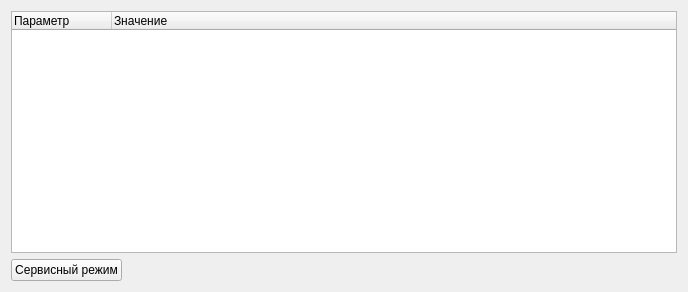
First picture: the form in zrm/zrmparamsview.ui, repository dostapazov/powermon_v4, before the edit.
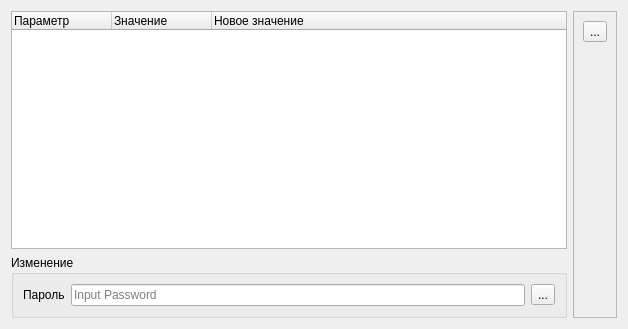
Second picture: the form after the edit. Icons and pictures are not drawn.

Commit message: Write parameters

What changed in the file:
```diff
--- a/zrm/zrmparamsview.ui
+++ b/zrm/zrmparamsview.ui
@@ -6,16 +6,24 @@
    <rect>
     <x>0</x>
     <y>0</y>
-    <width>688</width>
-    <height>292</height>
+    <width>628</width>
+    <height>329</height>
    </rect>
   </property>
   <property name="windowTitle">
    <string>Form</string>
   </property>
-  <layout class="QVBoxLayout" name="verticalLayout">
+  <layout class="QHBoxLayout" name="horizontalLayout">
+   <item>
+    <layout class="QVBoxLayout" name="verticalLayout_2" stretch="3,1">
    <item>
     <widget class="QTreeWidget" name="zrm_params">
+       <property name="sizePolicy">
+        <sizepolicy hsizetype="Expanding" vsizetype="MinimumExpanding">
+         <horstretch>0</horstretch>
+         <verstretch>0</verstretch>
+        </sizepolicy>
+       </property>
      <property name="editTriggers">
       <set>QAbstractItemView::NoEditTriggers</set>
      </property>
@@ -47,7 +55,7 @@
       <bool>false</bool>
      </property>
      <property name="columnCount">
-      <number>2</number>
+        <number>3</number>
      </property>
      <attribute name="headerVisible">
       <bool>true</bool>
@@ -65,10 +73,77 @@
        <string>Значение</string>
       </property>
      </column>
+       <column>
+        <property name="text">
+         <string>Новое значение</string>
+        </property>
+       </column>
     </widget>
    </item>
    <item>
-    <widget class="QPushButton" name="pushButtonService">
+      <widget class="QGroupBox" name="gbWriteParams">
+       <property name="sizePolicy">
+        <sizepolicy hsizetype="Preferred" vsizetype="Maximum">
+         <horstretch>0</horstretch>
+         <verstretch>0</verstretch>
+        </sizepolicy>
+       </property>
+       <property name="title">
+        <string>Изменение </string>
+       </property>
+       <layout class="QHBoxLayout" name="horizontalLayout_2">
+        <item>
+         <widget class="QLabel" name="label">
+          <property name="text">
+           <string>Пароль</string>
+          </property>
+         </widget>
+        </item>
+        <item>
+         <widget class="QLineEdit" name="passwd">
+          <property name="echoMode">
+           <enum>QLineEdit::Password</enum>
+          </property>
+          <property name="placeholderText">
+           <string>Input Password</string>
+          </property>
+          <property name="clearButtonEnabled">
+           <bool>false</bool>
+          </property>
+         </widget>
+        </item>
+        <item>
+         <widget class="QToolButton" name="tbWriteParams">
+          <property name="enabled">
+           <bool>true</bool>
+          </property>
+          <property name="text">
+           <string>...</string>
+          </property>
+          <property name="iconSize">
+           <size>
+            <width>32</width>
+            <height>32</height>
+           </size>
+          </property>
+         </widget>
+        </item>
+       </layout>
+      </widget>
+     </item>
+    </layout>
+   </item>
+   <item>
+    <widget class="QFrame" name="frame">
+     <property name="frameShape">
+      <enum>QFrame::StyledPanel</enum>
+     </property>
+     <property name="frameShadow">
+      <enum>QFrame::Raised</enum>
+     </property>
+     <layout class="QVBoxLayout" name="verticalLayout">
+      <item>
+       <widget class="QToolButton" name="tbServiceMode">
      <property name="sizePolicy">
       <sizepolicy hsizetype="Fixed" vsizetype="Fixed">
        <horstretch>0</horstretch>
@@ -76,12 +151,63 @@
       </sizepolicy>
      </property>
      <property name="text">
-      <string>Сервисный режим</string>
-     </property>
-    </widget>
-   </item>
-  </layout>
- </widget>
- <resources/>
+         <string>...</string>
+        </property>
+        <property name="iconSize">
+         <size>
+          <width>48</width>
+          <height>48</height>
+         </size>
+        </property>
+       </widget>
+      </item>
+      <item>
+       <spacer name="verticalSpacer">
+        <property name="orientation">
+         <enum>Qt::Vertical</enum>
+        </property>
+        <property name="sizeHint" stdset="0">
+         <size>
+          <width>20</width>
+          <height>40</height>
+         </size>
+        </property>
+       </spacer>
+      </item>
+     </layout>
+    </widget>
+   </item>
+  </layout>
+  <action name="actWriteParameters">
+   <property name="enabled">
+    <bool>false</bool>
+   </property>
+   <property name="icon">
+    <iconset resource="zrm_resource.qrc">
+     <normaloff>:/zrm/icons/edit_2.png</normaloff>:/zrm/icons/edit_2.png</iconset>
+   </property>
+   <property name="text">
+    <string>Установить параметры</string>
+   </property>
+   <property name="toolTip">
+    <string>Установить параметры</string>
+   </property>
+  </action>
+  <action name="actServiceMode">
+   <property name="icon">
+    <iconset resource="zrm_resource.qrc">
+     <normaloff>:/zrm/icons/service_mode.png</normaloff>:/zrm/icons/service_mode.png</iconset>
+   </property>
+   <property name="text">
+    <string>Перевести в сервисный режим</string>
+   </property>
+   <property name="toolTip">
+    <string>Перевести в сервисный режим</string>
+   </property>
+  </action>
+ </widget>
+ <resources>
+  <include location="zrm_resource.qrc"/>
+ </resources>
  <connections/>
 </ui>
```
Left out of the diff: 2 changed lines with no effect on the pictures. Lines whose indentation alone changed are shown as unchanged. The commit also changes 5 other files.
